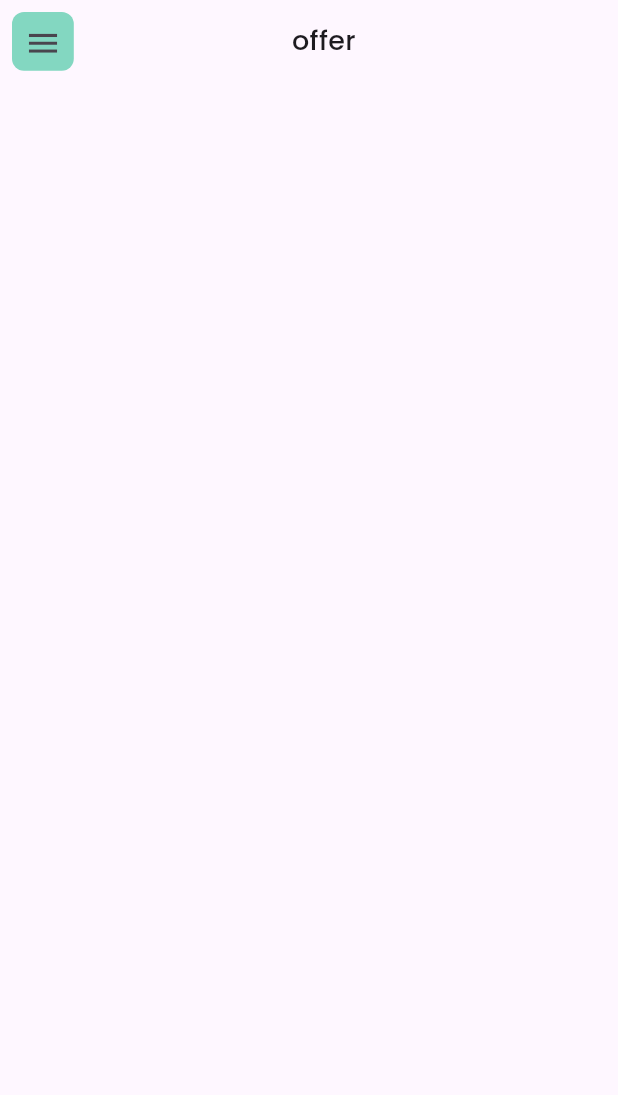
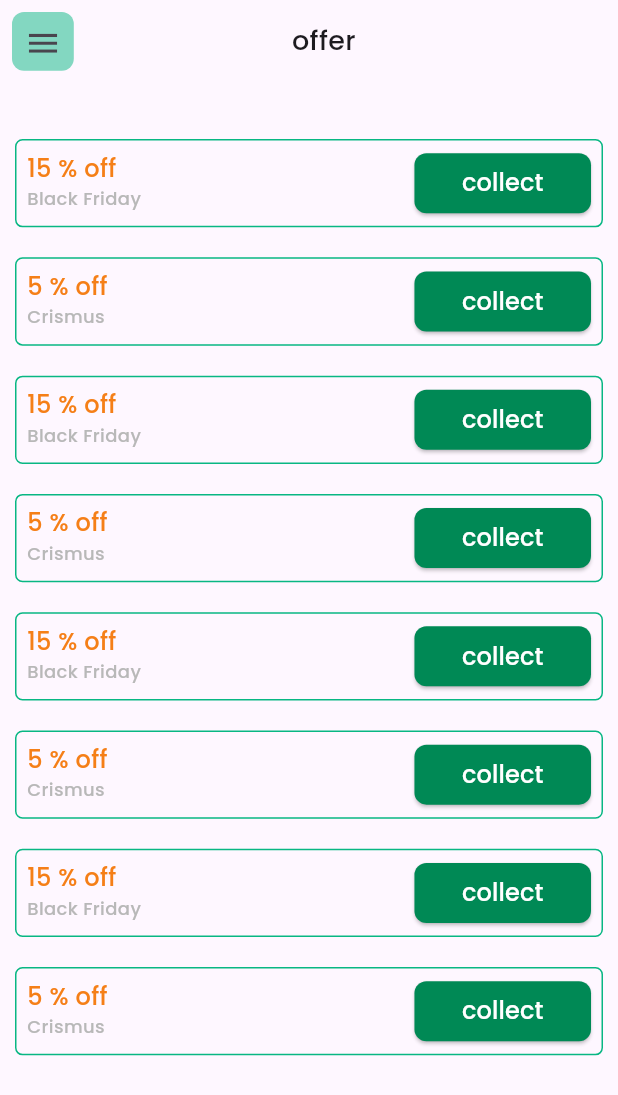
Before and after one commit to krushikapolra45/rideshare, a Flutter app: the OfferScreen screen opened directly, on a phone screen of 412 x 824 dp. Shown: the top 1095 px of the screen. Run offline on Flutter 3.47's test engine with Material 2 defaults, Android fonts, the phone set to English and light mode, and no system bars; our stand-ins replace awesome_bottom_bar, google_maps_flutter, intl_phone_number_input, pin_code_fields.

Commit message:
complete acreen

```diff
--- a/lib/main.dart
+++ b/lib/main.dart
@@ -1,6 +1,6 @@
 import 'package:flutter/material.dart';
 
-import 'view/wallet/bank.dart';
+import 'view/offer/offer_screen.dart';
 
 void main() {
   runApp(const MyApp());
@@ -19,7 +19,7 @@ class MyApp extends StatelessWidget {
         fontFamily: "Poppins",
         useMaterial3: true,
       ),
-      home: const Bank(),
+      home: OfferScreen(),
     );
   }
 }
--- /dev/null
+++ b/lib/res/common/app_offer_screen.dart
@@ -0,0 +1,66 @@
+import 'package:flutter/material.dart';
+import 'package:rideshare/res/common/app_button.dart';
+import 'package:rideshare/res/constant/app_colors.dart';
+
+class AppOfferScreen extends StatelessWidget {
+  final String? name;
+  final String? persent;
+  const AppOfferScreen({super.key, this.name, this.persent});
+
+  @override
+  Widget build(BuildContext context) {
+    Size size = MediaQuery.of(context).size;
+    double screenHeight = size.height;
+    double screenWidth = size.width;
+    EdgeInsets devicePadding = MediaQuery.of(context).viewPadding;
+    return Padding(
+      padding: const EdgeInsets.all(10),
+      child: Container(
+        height: screenHeight / 14,
+        decoration: BoxDecoration(
+          border: Border.all(
+            color: AppColors.dlGreenColor,
+            width: 1,
+          ),
+          borderRadius: BorderRadius.circular(5),
+        ),
+        child: Padding(
+          padding: const EdgeInsets.all(7),
+          child: Row(
+            children: [
+              Column(
+                crossAxisAlignment: CrossAxisAlignment.start,
+                children: [
+                  Text(
+                    name ?? "",
+                    style: TextStyle(
+                      fontSize: 16,
+                      fontWeight: FontWeight.w500,
+                      color: AppColors.orange,
+                    ),
+                  ),
+                  Text(
+                    persent ?? "",
+                    style: TextStyle(
+                      fontSize: 12,
+                      fontWeight: FontWeight.w500,
+                      color: AppColors.grayColor,
+                    ),
+                  ),
+                ],
+              ),
+              Spacer(),
+              AppButton(
+                width: screenWidth / 3.5,
+                height: screenHeight / 50,
+                text: "collect",
+                color: AppColors.darkGreenColor,
+                onPress: () {},
+              ),
+            ],
+          ),
+        ),
+      ),
+    );
+  }
+}
--- a/lib/res/constant/app_colors.dart
+++ b/lib/res/constant/app_colors.dart
@@ -18,4 +18,5 @@ class AppColors {
   static const Color sKay = Color(0xFFE2F5ED);
   static const Color pblack = Color(0xFF000000);
   static const Color blue = Color(0xFF304FFE);
+  static const Color orange = Color(0xFFF57F17);
 }
--- a/lib/res/constant/app_strings.dart
+++ b/lib/res/constant/app_strings.dart
@@ -142,4 +142,8 @@ class AppStrings {
   static const String textFild = "Enter Amount";
   static const String addPayment = "AddPaymentMethod";
   static const String paymentMethod = "Select Payment Method";
+  //sucessfull
+  static const String addsuc = "Add Success";
+  static const String addmoney = "Your money has been add successfully ";
+  static const String addamount = "Amount";
 }
--- a/lib/view/dialog/simple_dialog_screen.dart
+++ b/lib/view/dialog/simple_dialog_screen.dart
@@ -105,6 +105,7 @@ class _SimpleDialogScreenState extends State<SimpleDialogScreen> {
               text: "please feedback",
               width: screenWidth / 1.2,
               height: screenHeight / 16,
+              color: AppColors.darkGreenColor,
               onPress: () {
                 showModalBottomSheet(
                   context: context,
@@ -219,6 +220,7 @@ class _SimpleDialogScreenState extends State<SimpleDialogScreen> {
                         child: AppButton(
                             width: screenWidth,
                             height: screenHeight / 16,
+                            color: AppColors.darkGreenColor,
                             text: "submit",
                             onPress: () {
                               showDialog(
--- a/lib/view/offer/offer_screen.dart
+++ b/lib/view/offer/offer_screen.dart
@@ -1,5 +1,6 @@
 import 'package:flutter/material.dart';
 import 'package:rideshare/res/common/app_drawer_screen.dart';
+import 'package:rideshare/res/common/app_offer_screen.dart';
 import 'package:rideshare/res/constant/app_colors.dart';
 
 class OfferScreen extends StatefulWidget {
@@ -21,7 +22,7 @@ class _OfferScreenState extends State<OfferScreen> {
       padding: devicePadding,
       child: Scaffold(
         key: _scaffoldKey,
-        drawer: AppDrawerScreen(),
+        drawer: const AppDrawerScreen(),
         body: Column(
           children: [
             Row(
@@ -48,6 +49,39 @@ class _OfferScreenState extends State<OfferScreen> {
                 ),
               ],
             ),
+            SizedBox(height: screenHeight / 30),
+            AppOfferScreen(
+              name: "15 % off",
+              persent: "Black Friday",
+            ),
+            AppOfferScreen(
+              name: "5 % off",
+              persent: "Crismus",
+            ),
+            AppOfferScreen(
+              name: "15 % off",
+              persent: "Black Friday",
+            ),
+            AppOfferScreen(
+              name: "5 % off",
+              persent: "Crismus",
+            ),
+            AppOfferScreen(
+              name: "15 % off",
+              persent: "Black Friday",
+            ),
+            AppOfferScreen(
+              name: "5 % off",
+              persent: "Crismus",
+            ),
+            AppOfferScreen(
+              name: "15 % off",
+              persent: "Black Friday",
+            ),
+            AppOfferScreen(
+              name: "5 % off",
+              persent: "Crismus",
+            ),
           ],
         ),
       ),
--- a/pubspec.yaml
+++ b/pubspec.yaml
@@ -43,6 +43,8 @@ dependencies:
   camera: ^0.10.5+3
   persistent_bottom_nav_bar: ^5.0.2
   google_maps_flutter: ^2.4.0
+  awesome_bottom_bar: ^1.2.4
+  persistent_bottom_nav_bar_v2: ^4.2.8
 
 dev_dependencies:
   flutter_test:
```
Also changed, not shown: lib/view/history/history_upcoming.dart (added, +427 -0 lines), lib/view/navigation/bottom_navigation_bar_screen.dart (added, +90 -0 lines), lib/view/wallet/bank.dart (+72 -18 lines), pubspec.lock.
